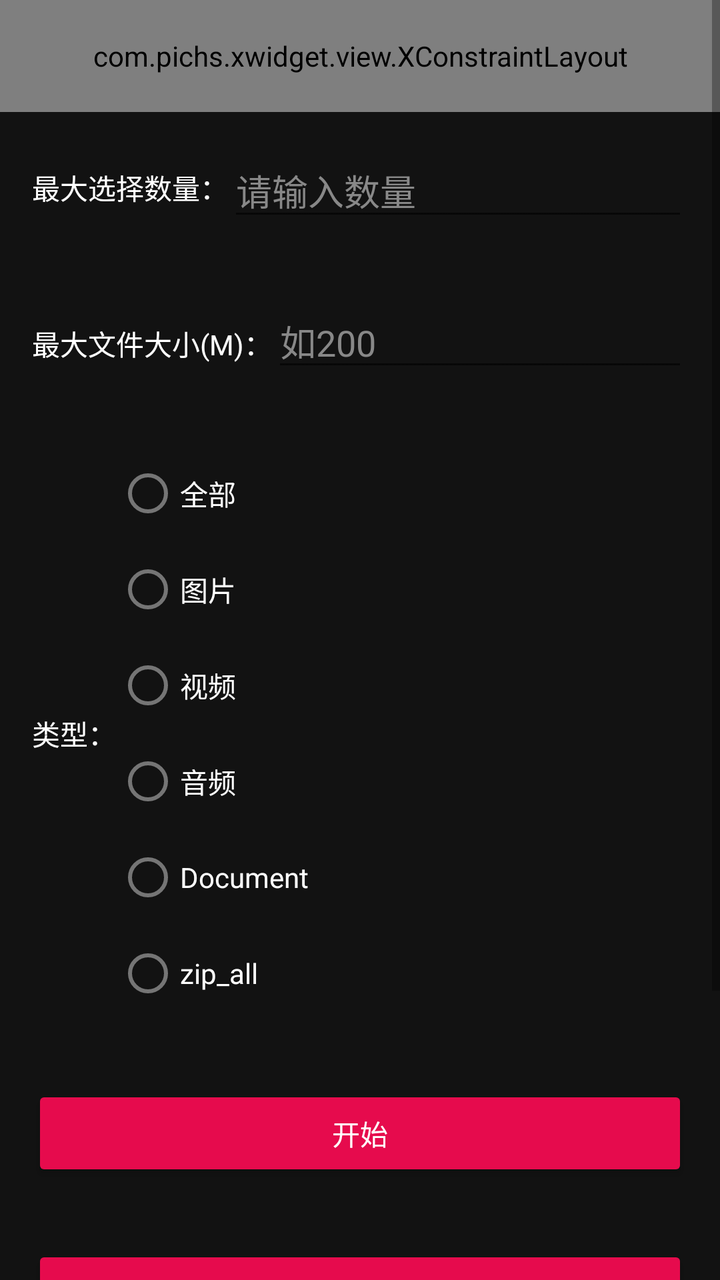
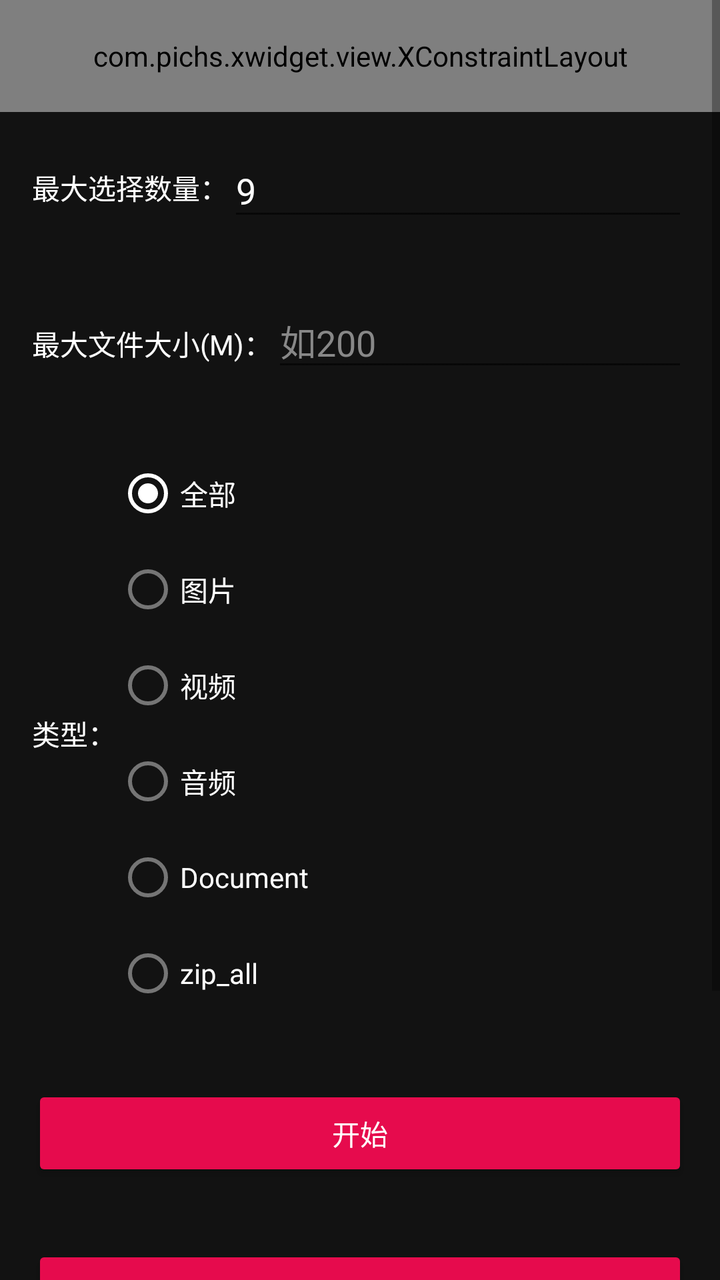

Two renders of the same Android screen: before a commit and after it. Below are the layout's source before the change and the commit's diff.
<!-- AndroidManifest.xml: application theme Theme.Filepicker -->
<!-- res/layout/activity_main.xml -->
<?xml version="1.0" encoding="utf-8"?>
<ScrollView xmlns:android="http://schemas.android.com/apk/res/android"
    xmlns:app="http://schemas.android.com/apk/res-auto"
    android:layout_width="match_parent"
    android:layout_height="match_parent">

    <LinearLayout
        android:layout_width="match_parent"
        android:layout_height="match_parent"
        android:background="#121212"
        android:orientation="vertical">

        <com.pichs.xwidget.view.XConstraintLayout
            android:layout_width="match_parent"
            android:layout_height="56dp"
            android:background="#121212">

            <com.pichs.xwidget.view.XTextView
                android:layout_width="wrap_content"
                android:layout_height="wrap_content"
                android:text="图库选择"
                android:textColor="#fff"
                android:textSize="18sp"
                android:textStyle="bold"
                app:layout_constraintBottom_toBottomOf="parent"
                app:layout_constraintEnd_toEndOf="parent"
                app:layout_constraintStart_toStartOf="parent"
                app:layout_constraintTop_toTopOf="parent" />

        </com.pichs.xwidget.view.XConstraintLayout>
        
        <LinearLayout
            android:layout_width="match_parent"
            android:layout_height="wrap_content"
            android:gravity="center_vertical"
            android:orientation="horizontal"
            android:padding="16dp">

            <androidx.appcompat.widget.AppCompatTextView
                android:layout_width="wrap_content"
                android:layout_height="wrap_content"
                android:text="最大选择数量："
                android:textColor="#fff" />

            <androidx.appcompat.widget.AppCompatEditText
                android:id="@+id/et_max_select_count"
                android:layout_width="0dp"
                android:layout_height="wrap_content"
                android:layout_weight="1"
                android:hint="请输入数量"
                android:inputType="number"
                android:textColor="#fff"
                android:textColorHint="#888" />
        </LinearLayout>

        
        <LinearLayout
            android:layout_width="match_parent"
            android:layout_height="wrap_content"
            android:orientation="horizontal"
            android:padding="16dp">

            <androidx.appcompat.widget.AppCompatTextView
                android:layout_width="wrap_content"
                android:layout_height="wrap_content"
                android:text="最大文件大小(M)："
                android:textColor="#fff" />

            <androidx.appcompat.widget.AppCompatEditText
                android:id="@+id/et_max_file_size"
                android:layout_width="0dp"
                android:layout_height="wrap_content"
                android:layout_weight="1"
                android:hint="如200"
                android:inputType="number"
                android:textColor="#fff"
                android:textColorHint="#888" />
        </LinearLayout>

        
        <LinearLayout
            android:layout_width="match_parent"
            android:layout_height="wrap_content"
            android:gravity="center_vertical"
            android:orientation="horizontal"
            android:padding="16dp">

            <androidx.appcompat.widget.AppCompatTextView
                android:layout_width="wrap_content"
                android:layout_height="wrap_content"
                android:text="类型："
                android:textColor="#fff" />

            <RadioGroup
                android:id="@+id/rg_type"
                android:layout_width="wrap_content"
                android:layout_height="wrap_content"
                android:orientation="vertical">

                <RadioButton
                    android:id="@+id/rb_all"
                    android:layout_width="wrap_content"
                    android:layout_height="wrap_content"
                    android:text="全部"
                    android:textColor="#fff" />

                <RadioButton
                    android:id="@+id/rb_image"
                    android:layout_width="wrap_content"
                    android:layout_height="wrap_content"
                    android:text="图片"
                    android:textColor="#fff" />

                <RadioButton
                    android:id="@+id/rb_video"
                    android:layout_width="wrap_content"
                    android:layout_height="wrap_content"
                    android:text="视频"
                    android:textColor="#fff" />

                <RadioButton
                    android:id="@+id/rb_audio"
                    android:layout_width="wrap_content"
                    android:layout_height="wrap_content"
                    android:text="音频"
                    android:textColor="#fff" />

                <RadioButton
                    android:id="@+id/rb_document"
                    android:layout_width="wrap_content"
                    android:layout_height="wrap_content"
                    android:text="Document"
                    android:textColor="#fff" />

                <RadioButton
                    android:id="@+id/rb_aip"
                    android:layout_width="wrap_content"
                    android:layout_height="wrap_content"
                    android:text="zip_all"
                    android:textColor="#fff" />
            </RadioGroup>
        </LinearLayout>

        
        <androidx.appcompat.widget.AppCompatButton
            android:id="@+id/btn_start"
            android:layout_width="match_parent"
            android:layout_height="wrap_content"
            android:layout_margin="16dp"
            android:layout_marginStart="56dp"
            android:layout_marginEnd="56dp"
            android:backgroundTint="#E60B4D"
            android:text="开始"
            android:textColor="#fff" />

        
        <androidx.appcompat.widget.AppCompatButton
            android:id="@+id/preview_fragment"
            android:layout_width="match_parent"
            android:layout_height="wrap_content"
            android:layout_margin="16dp"
            android:layout_marginStart="56dp"
            android:layout_marginEnd="56dp"
            android:backgroundTint="#E60B4D"
            android:text="Fragment中调用"
            android:textAllCaps="false"
            android:textColor="#fff" />


        <androidx.recyclerview.widget.RecyclerView
            android:id="@+id/recycler_view"
            android:layout_width="match_parent"
            android:layout_height="120dp"
            android:layout_marginTop="20dp" />

    </LinearLayout>
</ScrollView>
<!-- resources referenced by this layout -->
<resources>
  <style name="Theme.Filepicker" parent="Theme.MaterialComponents.DayNight.DarkActionBar">
          
          <item name="colorPrimary">#121212</item>
          <item name="colorPrimaryVariant">#fff</item>
          <item name="colorOnPrimary">#fff</item>
          
          <item name="colorSecondary">#fff</item>
          <item name="colorSecondaryVariant">#fff</item>
          <item name="colorOnSecondary">#fff</item>
          <item name="windowNoTitle">true</item>
          <item name="windowActionBar">false</item>
          <item name="android:windowFullscreen">false</item>
          
          <item name="android:statusBarColor">#121212</item>
  
  
          
      </style>
</resources>

<!-- the commit's change to res/layout/activity_main.xml (unified diff, before → after) -->
@@ -49,6 +49,7 @@
                 android:layout_weight="1"
                 android:hint="请输入数量"
                 android:inputType="number"
+                android:text="9"
                 android:textColor="#fff"
                 android:textColorHint="#888" />
         </LinearLayout>
@@ -101,6 +102,7 @@
                     android:id="@+id/rb_all"
                     android:layout_width="wrap_content"
                     android:layout_height="wrap_content"
+                    android:checked="true"
                     android:text="全部"
                     android:textColor="#fff" />
 
